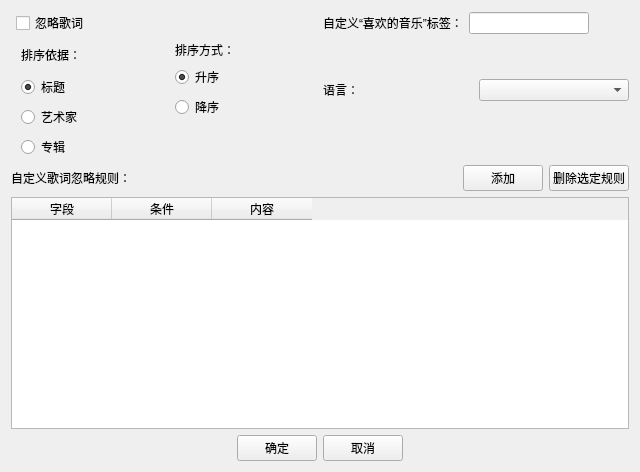
Before: the Qt Designer form src/Widgets/Settings/Settings.ui in FunnyAWM/MusicSyncTool, drawn with Qt 5.
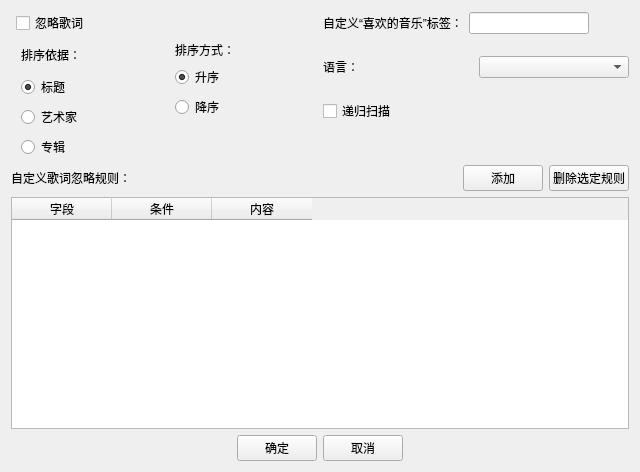
After: the same form once the commit is applied.

Commit message: Finished file manager refactor and added recursive scan switch.

What changed in the file:
```diff
--- a/src/Widgets/Settings/Settings.ui
+++ b/src/Widgets/Settings/Settings.ui
@@ -53,6 +53,13 @@
        </item>
       </layout>
      </item>
+     <item>
+      <widget class="QCheckBox" name="recursiveScan">
+       <property name="text">
+        <string>递归扫描</string>
+       </property>
+      </widget>
+     </item>
      <item>
       <spacer name="verticalSpacer">
        <property name="orientation">
```
Left out of the diff: 2 changed lines with no effect on the pictures. The commit also changes 17 other files.
